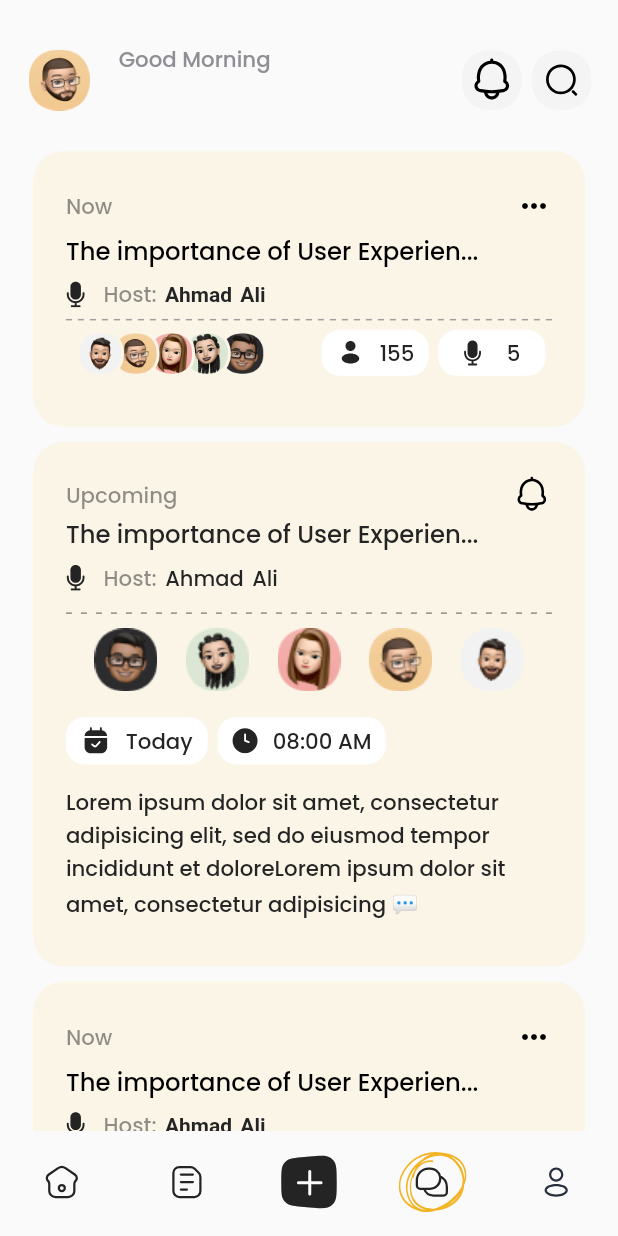
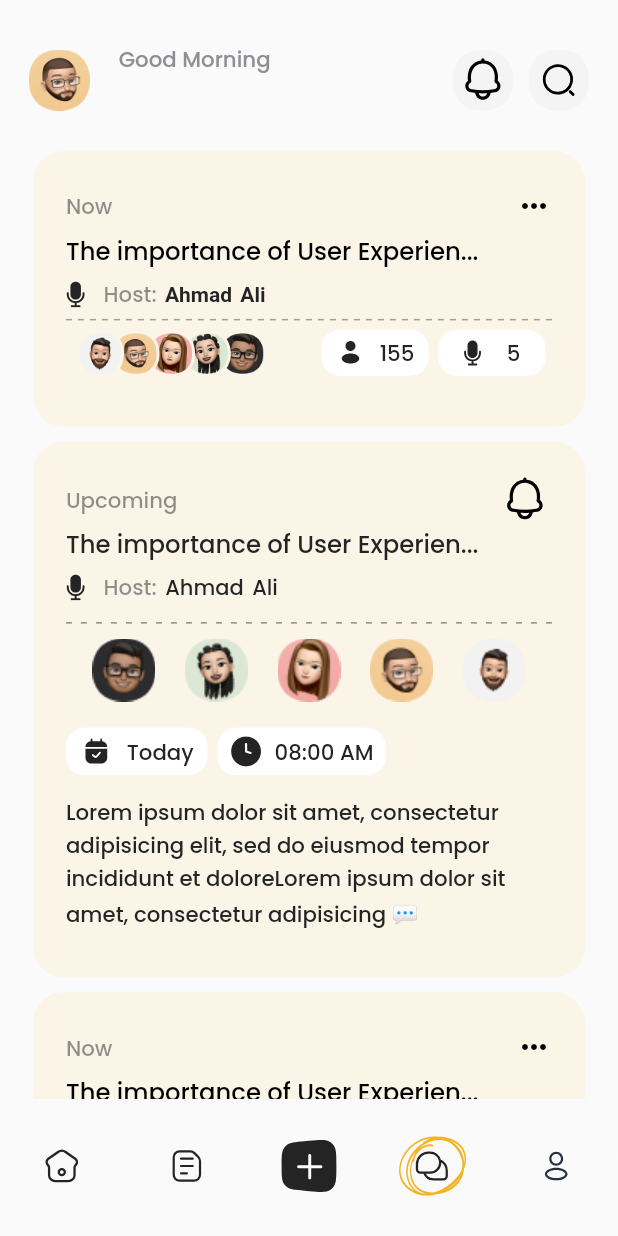
Before and after one commit to yousifabughali/graduation, a Flutter app: the HomeScreen screen opened directly, item 4 of the bottom bar chosen, on a phone screen of 412 x 824 dp. Run offline on Flutter 3.47's test engine with Material 2 defaults, Android fonts, the phone set to English and light mode, and no system bars; drawn by our look-alikes of dotted_line; our stand-ins replace cloud_firestore, connectivity_plus, firebase_auth, firebase_core, firebase_storage, flutter_screenutil and 4 more; accounts and stored records are empty; project files that could hold a hidden picture were left out.

Commit message:
tabbar error

```diff
--- a/lib/home_screens/home_content.dart
+++ b/lib/home_screens/home_content.dart
@@ -70,7 +70,11 @@ class _HomeScreenContentState extends State<HomeScreenContent> {
                     onTap: () {
                       AppRouter.NavigateToWidget(const NotificationScreen());
                     },
-                    child: SvgPicture.asset('assets/icons/not.svg'),
+                    child: SvgPicture.asset(
+                      'assets/icons/not.svg',
+                      height: 40.h,
+                      width: 40.w,
+                    ),
                   ),
 
                   SizedBox(
@@ -80,7 +84,11 @@ class _HomeScreenContentState extends State<HomeScreenContent> {
                     onTap: () {
                       AppRouter.NavigateToWidget(const SearchPage());
                     },
-                    child: SvgPicture.asset('assets/icons/search.svg'),
+                    child: SvgPicture.asset(
+                      'assets/icons/search.svg',
+                      height: 40.h,
+                      width: 40.w,
+                    ),
                   ),
                 ],
               ),
--- a/lib/home_screens/home_screen.dart
+++ b/lib/home_screens/home_screen.dart
@@ -60,8 +60,10 @@ class _HomeScreenState extends State<HomeScreen> {
                             : Container(),
           ),
           bottomNavigationBar: Container(
+            height: 90.h,
             clipBehavior: Clip.antiAlias,
             decoration: BoxDecoration(
+              color: Colors.white,
               borderRadius: BorderRadius.only(
                   topLeft: Radius.circular(40.r),
                   topRight: Radius.circular(40.r)),
@@ -85,33 +87,65 @@ class _HomeScreenState extends State<HomeScreen> {
                 },
                 items: [
                   BottomNavigationBarItem(
-                    icon: SvgPicture.asset('assets/icons/home.svg'),
+                    icon: SvgPicture.asset(
+                      'assets/icons/home.svg',
+                      height: 24.h,
+                      width: 24.h,
+                    ),
                     label: 'Home',
-                    activeIcon:
-                        SvgPicture.asset('assets/icons/selectedHome.svg'),
+                    activeIcon: SvgPicture.asset(
+                      'assets/icons/selectedHome.svg',
+                      height: 40.h,
+                      width: 45.h,
+                    ),
                   ),
                   BottomNavigationBarItem(
-                    icon: SvgPicture.asset('assets/icons/article.svg'),
+                    icon: SvgPicture.asset(
+                      'assets/icons/article.svg',
+                      height: 24.h,
+                      width: 24.h,
+                    ),
                     label: 'Articles',
-                    activeIcon:
-                        SvgPicture.asset('assets/icons/selectedArticle.svg'),
+                    activeIcon: SvgPicture.asset(
+                      'assets/icons/selectedArticle.svg',
+                      height: 40.h,
+                      width: 45.h,
+                    ),
                   ),
                   BottomNavigationBarItem(
-                    icon: SvgPicture.asset('assets/icons/add.svg',
-                        theme: const SvgTheme(currentColor: Colors.black)),
+                    icon: SvgPicture.asset(
+                      'assets/icons/add.svg',
+                      theme: const SvgTheme(currentColor: Colors.black),
+                      height: 35.h,
+                      width: 37.w,
+                    ),
                     label: 'Add',
                   ),
                   BottomNavigationBarItem(
-                    icon: SvgPicture.asset('assets/icons/chatting.svg'),
+                    icon: SvgPicture.asset(
+                      'assets/icons/chatting.svg',
+                      height: 24.h,
+                      width: 24.h,
+                    ),
                     label: 'Rooms',
-                    activeIcon:
-                        SvgPicture.asset('assets/icons/selectedRoom.svg'),
+                    activeIcon: SvgPicture.asset(
+                      'assets/icons/selectedRoom.svg',
+                      height: 40.h,
+                      width: 45.h,
+                    ),
                   ),
                   BottomNavigationBarItem(
-                    icon: SvgPicture.asset('assets/icons/user.svg'),
+                    icon: SvgPicture.asset(
+                      'assets/icons/user.svg',
+                      height: 24.h,
+                      width: 24.h,
+                    ),
                     label: 'Profile',
-                    activeIcon:
-                        SvgPicture.asset('assets/icons/selectedProfile.svg'),
+                    activeIcon: SvgPicture.asset(
+                      'assets/icons/selectedProfile.svg',
+                      height: 40.h,
+                      width: 45.h,
+                    ),
                   ),
                 ]),
           ),
--- a/lib/home_screens/profile_content.dart
+++ b/lib/home_screens/profile_content.dart
@@ -198,7 +198,7 @@ class _ProfileContentState extends State<ProfileContent> {
                 ),
                 tabs: const [
                   Tab(
-                    text: 'Activites',
+                    text: 'Activities',
                   ),
                   Tab(
                     text: 'Bookmark',
@@ -210,7 +210,7 @@ class _ProfileContentState extends State<ProfileContent> {
               ),
             ),
             SizedBox(
-              height: 900.h,
+              height: MediaQuery.of(context).size.height,
               child: TabBarView(
                 children: [
                   Activites(),
--- a/lib/home_screens/room_content.dart
+++ b/lib/home_screens/room_content.dart
@@ -68,7 +68,7 @@ class _RoomContentState extends State<RoomContent> {
                   onTap: () {
                     AppRouter.NavigateToWidget(const NotificationScreen());
                   },
-                  child: SvgPicture.asset('assets/icons/not.svg'),
+                  child: SvgPicture.asset('assets/icons/not.svg',height: 40.h,width: 40.w,),
                 ),
                 SizedBox(
                   width: 6.w,
@@ -77,7 +77,7 @@ class _RoomContentState extends State<RoomContent> {
                   onTap: () {
                     AppRouter.NavigateToWidget(const SearchPage());
                   },
-                  child: SvgPicture.asset('assets/icons/search.svg'),
+                  child: SvgPicture.asset('assets/icons/search.svg',height: 40.h,width: 40.w,),
                 ),
               ],
             ),
@@ -115,7 +115,11 @@ class _RoomContentState extends State<RoomContent> {
                                 fontFamily: 'Poppins'),
                           ),
                           const Spacer(),
-                          SvgPicture.asset('assets/icons/bill_n.svg'),
+                          SvgPicture.asset(
+                            'assets/icons/bill_n.svg',
+                            height: 33.h,
+                            width: 33.w,
+                          ),
                         ],
                       ),
                       SizedBox(
@@ -179,11 +183,31 @@ class _RoomContentState extends State<RoomContent> {
                       Row(
                         mainAxisAlignment: MainAxisAlignment.spaceEvenly,
                         children: [
-                          Image.asset('assets/images/Path.png'),
-                          Image.asset('assets/images/Path-1.png'),
-                          Image.asset('assets/images/Path-3.png'),
-                          Image.asset('assets/images/Path-4.png'),
-                          Image.asset('assets/images/Path-5.png'),
+                          Image.asset(
+                            'assets/images/Path.png',
+                            height: 42.h,
+                            width: 42.w,
+                          ),
+                          Image.asset(
+                            'assets/images/Path-1.png',
+                            height: 42.h,
+                            width: 42.w,
+                          ),
+                          Image.asset(
+                            'assets/images/Path-3.png',
+                            height: 42.h,
+                            width: 42.w,
+                          ),
+                          Image.asset(
+                            'assets/images/Path-4.png',
+                            height: 42.h,
+                            width: 42.w,
+                          ),
+                          Image.asset(
+                            'assets/images/Path-5.png',
+                            height: 42.h,
+                            width: 42.w,
+                          ),
                         ],
                       ),
                       SizedBox(
@@ -201,7 +225,7 @@ class _RoomContentState extends State<RoomContent> {
                             child: Row(
                               mainAxisAlignment: MainAxisAlignment.spaceEvenly,
                               children: [
-                                SvgPicture.asset('assets/icons/day.svg'),
+                                SvgPicture.asset('assets/icons/day.svg',height: 20.h,width: 20.w,),
                                 Text(
                                   'Today',
                                   style: TextStyle(
@@ -227,7 +251,7 @@ class _RoomContentState extends State<RoomContent> {
                             child: Row(
                               mainAxisAlignment: MainAxisAlignment.spaceEvenly,
                               children: [
-                                SvgPicture.asset('assets/icons/time.svg'),
+                                SvgPicture.asset('assets/icons/time.svg',height: 20.h,width: 20.w,),
                                 Text(
                                   '08:00 AM',
                                   style: TextStyle(
--- a/lib/sub_pages/room_page.dart
+++ b/lib/sub_pages/room_page.dart
@@ -20,6 +20,7 @@ class _RoomScreenState extends State<RoomScreen> {
       child: Scaffold(
         backgroundColor: const Color.fromRGBO(250, 250, 250, 1),
         bottomNavigationBar: Container(
+          height: 90.h,
           clipBehavior: Clip.antiAlias,
           decoration: BoxDecoration(
             color: Colors.white,
```
